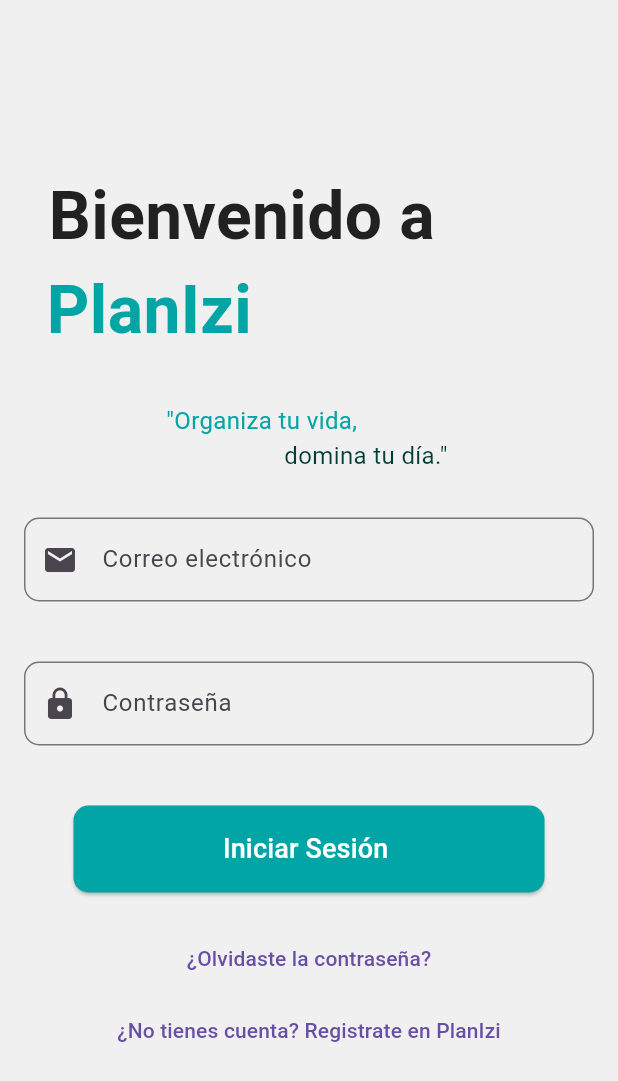
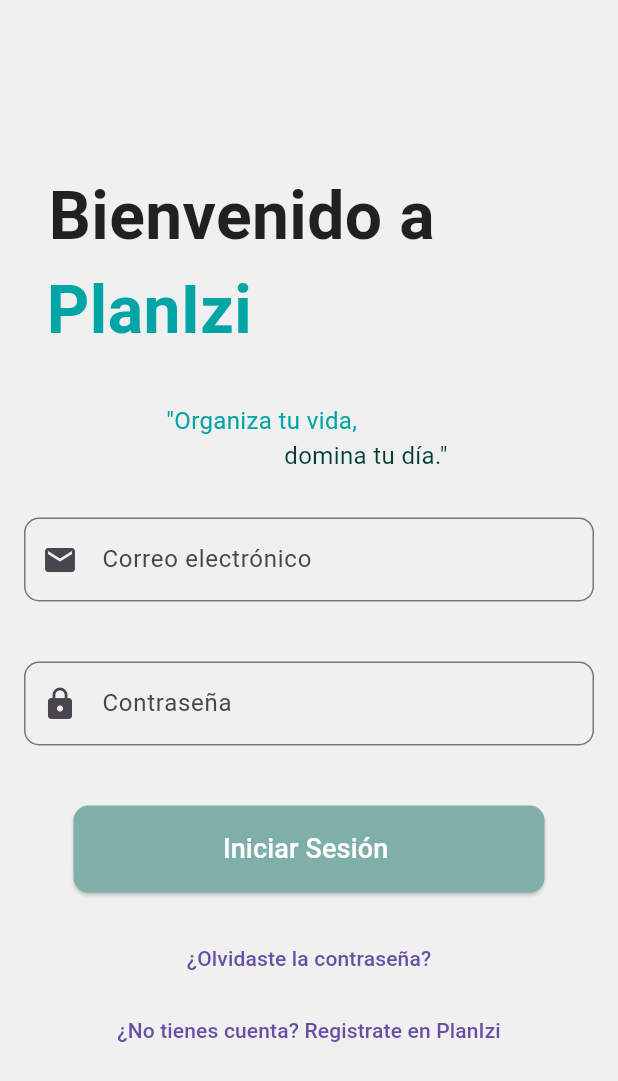
Before and after one commit to AN5THONY/PlanIzi.V1.0.0, a Flutter app: the screen it shows after launch, after a tap on "Iniciar Sesión", on a phone screen of 412 x 824 dp. Shown: the top 1081 px of the screen. Run offline on Flutter 3.47's test engine with Material 3 defaults, Android fonts, the phone set to English and light mode, and no system bars.

Commit message:
PUSE EN CARPETA LOS SCREEN

```diff
--- a/lib/main.dart
+++ b/lib/main.dart
@@ -1,6 +1,6 @@
 import 'package:flutter/material.dart';
 import 'package:plan_izi_v2/theme/app_colors.dart';
-import 'package:plan_izi_v2/views/login_screen.dart';
+import 'package:plan_izi_v2/views/Login/login_screen.dart';
 
 
 
--- a/lib/theme/app_colors.dart
+++ b/lib/theme/app_colors.dart
@@ -6,6 +6,7 @@
   static const Color secondary = Color.fromARGB(255, 0, 62, 51); // Verde oscuro
   static const Color third = Color.fromARGB(255, 15, 83, 255); // Azul
   static const Color accent = Color.fromARGB(255, 127, 175, 168); // Verde menta
+  static const Color fourth = Color.fromARGB(255, 255, 47, 85);  //Purpura
 
   // Colores de fondo
   static const Color background = Color(0xFFF0F0F0); // Gris claro
--- a/lib/views/login_screen.dart
+++ b/lib/views/Login/login_screen.dart
@@ -1,6 +1,7 @@
 import 'package:flutter/material.dart';
 import 'package:plan_izi_v2/theme/app_colors.dart';
-import 'package:plan_izi_v2/views/register_screen.dart';
+import 'package:plan_izi_v2/views/Recovery/recovery_screen.dart';
+import 'package:plan_izi_v2/views/Resgister/register_screen.dart';
 import 'package:plan_izi_v2/widgets/buttons/primary_button.dart';
 import 'package:plan_izi_v2/widgets/textfields/custom_textfield.dart';
 
@@ -69,12 +70,16 @@
                  // ignore: avoid_print
                 print('Correo: ${emailController.text}');
                 // ignore: avoid_print
-                print('Contraseña: ${emailController.text}');
-              }),
+                print('Contraseña: ${passwordController.text}');
+              },
+              color: AppColors.accent,),
               const SizedBox(height: 20,),
               TextButton(
                 onPressed: (){
-                  // FALTA LOGICA
+                   Navigator.push(
+                      context,
+                      MaterialPageRoute(builder: (context) => RecoveryScreen()),
+                    );
               },
               child: const Text("¿Olvidaste la contraseña?"),
               ),
--- a/lib/views/main_menu.dart
+++ b/lib/views/Menu/main_menu.dart
@@ -1,5 +1,5 @@
 import 'package:flutter/material.dart';
-import '../widgets/tabbars/appbar_tabbars.dart';
+import '../../widgets/tabbars/appbar_tabbars.dart';
 
 class MainMenu extends StatelessWidget {
   const MainMenu({super.key});
--- a/lib/widgets/buttons/primary_button.dart
+++ b/lib/widgets/buttons/primary_button.dart
@@ -6,11 +6,13 @@
 
   final String text;
   final VoidCallback onPressed;
+  final Color color;
 
   const PrimaryButton ({
     super.key,
     required this.text,
     required this.onPressed,
+    required this.color,
     });
 
   @override
@@ -19,7 +21,7 @@
      return ElevatedButton(
       onPressed: onPressed,
       style: ElevatedButton.styleFrom(
-        backgroundColor: AppColors.primary,
+        backgroundColor: color,
         padding: const EdgeInsets.symmetric(vertical: 16.0, horizontal:40.0),
         shape: RoundedRectangleBorder(
           borderRadius: BorderRadius.circular(10.0),
```
Also changed, not shown: lib/views/Recovery/recovery_screen.dart (added, +51 -0 lines), lib/views/Resgister/register_screen.dart (renamed from lib/views/register_screen.dart, +5 -7 lines), lib/views/recovery_screen.dart (deleted, +0 -11 lines).
